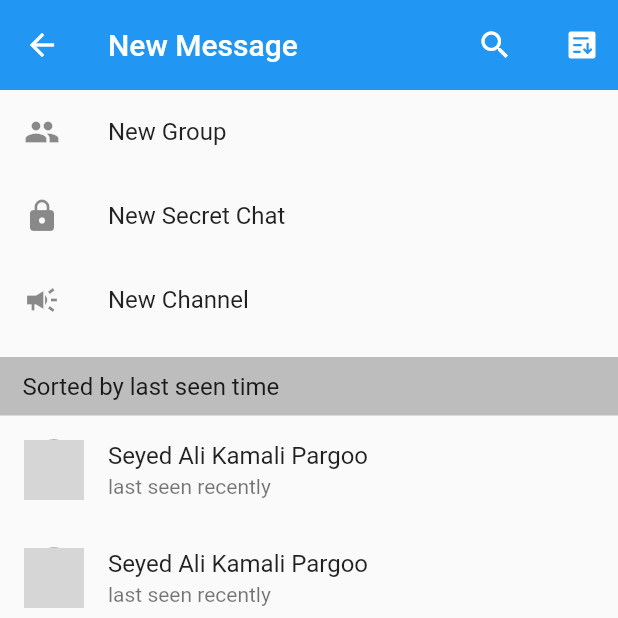
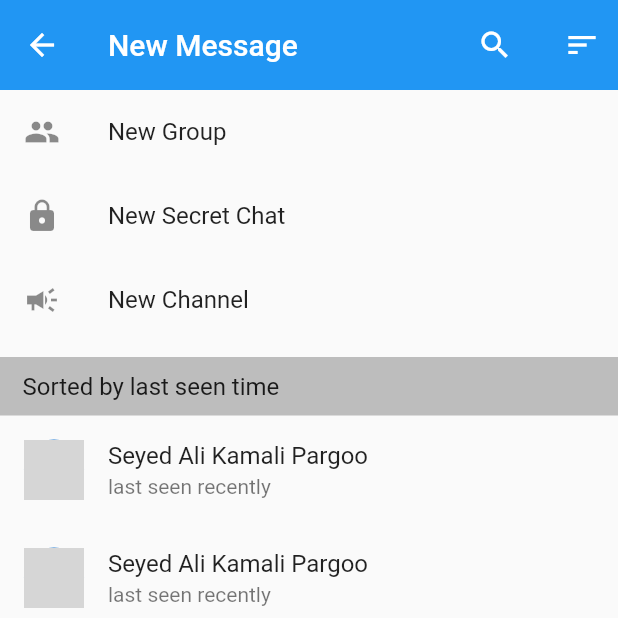
Before and after one commit to irania9O/telegram_flutter, a Flutter app: the NewMessagePage screen opened by its route, on a phone screen of 412 x 824 dp, the top half of it. Run offline on Flutter 3.47's test engine with Material 2 defaults, Android fonts, the phone set to English and light mode, and no system bars; our stand-ins replace phosphor_flutter; network calls fail; grey boxes are pictures that could not be loaded.

```diff
--- a/lib/screens/new_message.dart
+++ b/lib/screens/new_message.dart
@@ -1,5 +1,4 @@
 import 'package:flutter/material.dart';
-import 'package:phosphor_flutter/phosphor_flutter.dart';
 
 class NewMessagePage extends StatelessWidget {
   const NewMessagePage({Key? key}) : super(key: key);
@@ -40,7 +39,7 @@ class NewMessagePage extends StatelessWidget {
               ),
               IconButton(
                 onPressed: () {},
-                icon: Icon(PhosphorIcons.fill.sortAscending),
+                icon: const Icon(Icons.sort),
               ),
             ],
           ),
```
